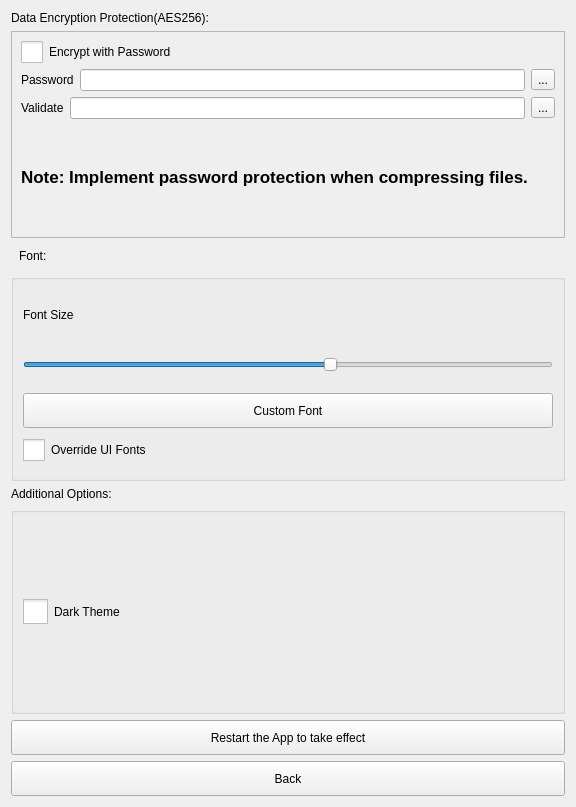
Above: src/Preferences.ui from ic005k/Knot before the change. Below: the same form after it.
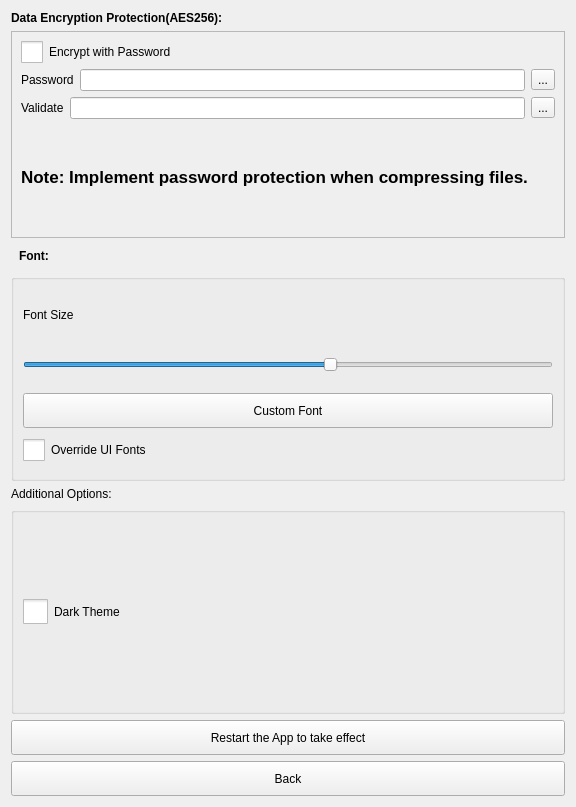
That is the form after the change. Icons and pictures are not drawn.

```diff
--- a/src/Preferences.ui
+++ b/src/Preferences.ui
@@ -22,6 +22,11 @@
        <verstretch>0</verstretch>
       </sizepolicy>
      </property>
+     <property name="font">
+      <font>
+       <bold>true</bold>
+      </font>
+     </property>
      <property name="text">
       <string>Data Encryption Protection(AES256):</string>
      </property>
@@ -116,6 +121,11 @@
        <verstretch>0</verstretch>
       </sizepolicy>
      </property>
+     <property name="font">
+      <font>
+       <bold>true</bold>
+      </font>
+     </property>
      <property name="styleSheet">
       <string notr="true">/* 动态适配明暗模式 */
 QLabel {
```
